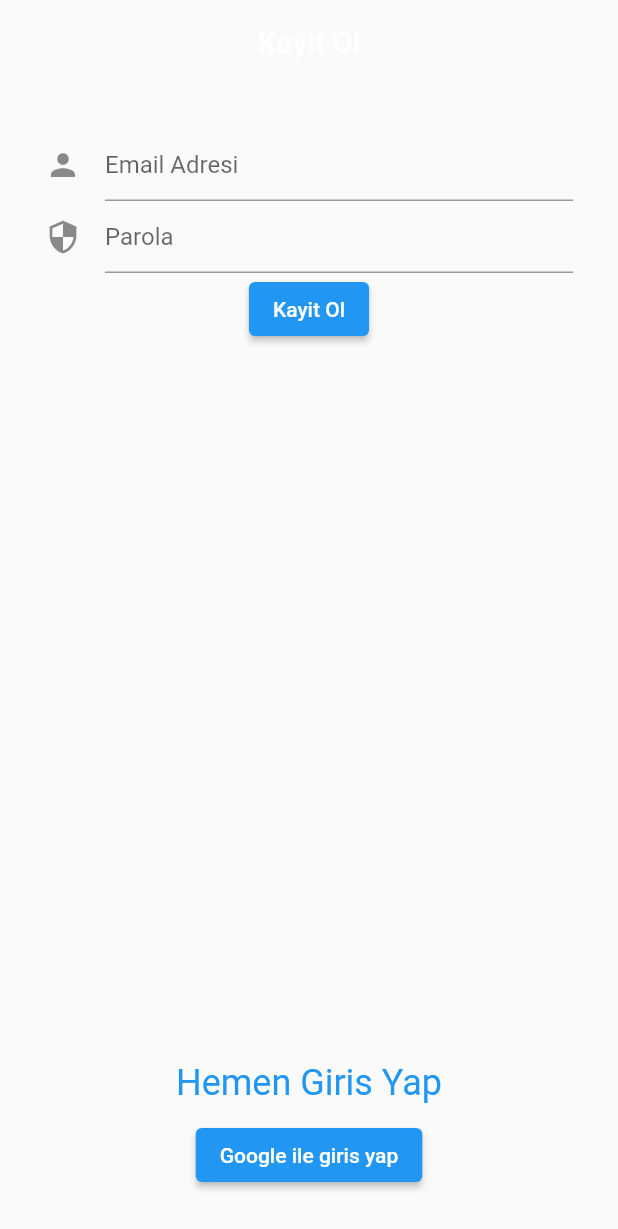
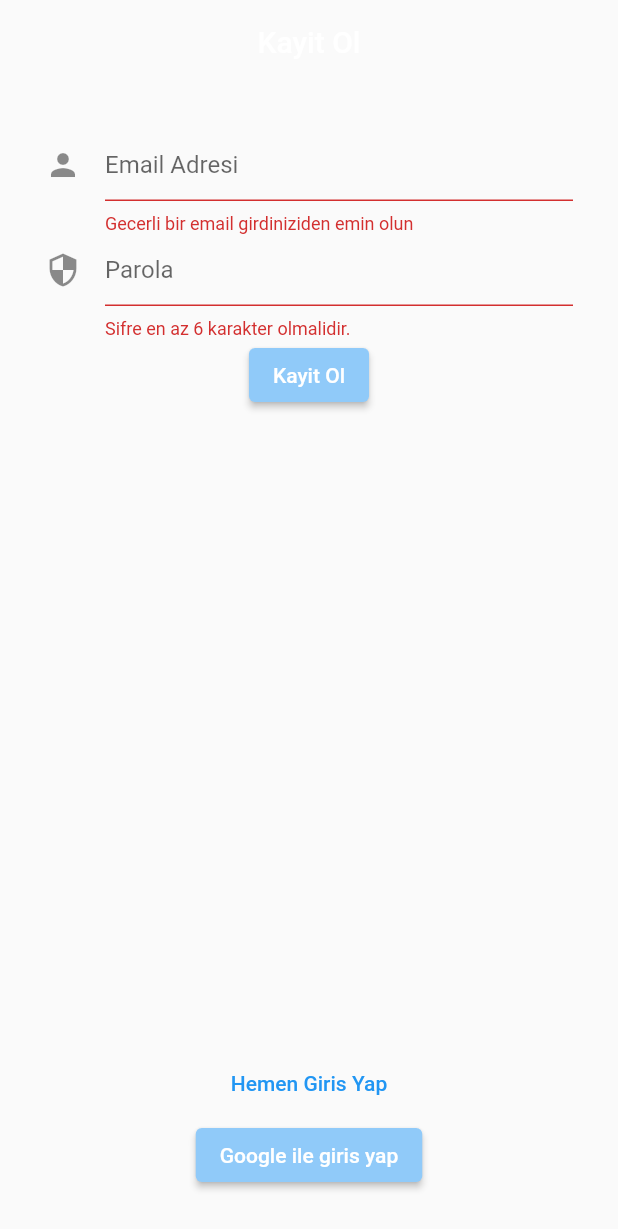
Before and after one commit to Mustafaakilll/news_demo_bloc, a Flutter app: the SignUpView screen opened directly, after a tap on "Kayit Ol", on a phone screen of 412 x 824 dp. Shown: the top 1229 px of the screen. Run offline on Flutter 3.47's test engine with Material 2 defaults, Android fonts, the phone set to English and light mode, and no system bars; our stand-ins replace bloc, dio, equatable, firebase_auth, firebase_core, flutter_bloc and 4 more; missing offline and left inert: turkish; accounts and stored records are empty; project files that could hold a hidden picture were left out.

Commit message:
Code Refactoring and a little bit documentation

```diff
--- a/lib/app_navigation_bloc/app_navigator.dart
+++ b/lib/app_navigation_bloc/app_navigator.dart
@@ -17,6 +17,8 @@ class AppNavigator extends StatelessWidget {
           pages: [
             if (state is UnknownSessionState)
               MaterialPage(child: LoadingView()),
+
+            /// IF USER NOT LOGIN YET GO TO AUTH SCREEN
             if (state is UnauthenticatedState)
               MaterialPage(
                 child: BlocProvider(
@@ -25,6 +27,8 @@ class AppNavigator extends StatelessWidget {
                   child: const AuthNavigator(),
                 ),
               ),
+
+            /// IF USER SIGNED IN GO TO NEWS SCREEN
             if (state is AuthenticatedState)
               MaterialPage(child: BottomNavBarNavigator()),
           ],
--- a/lib/authentication/auth_repository.dart
+++ b/lib/authentication/auth_repository.dart
@@ -24,7 +24,11 @@ class AuthRepository {
         throw Exception('Kullanici Bulunamadi');
       } else if (e.code == 'wrong-password') {
         throw Exception('Sifre Yanlis');
+      } else if (e.code == 'invalid-email') {
+        throw Exception('Hatali Eposta');
       }
+    } catch (e) {
+      throw Exception(e);
     }
   }
 
@@ -38,6 +42,8 @@ class AuthRepository {
         throw Exception('Zayif Parola');
       } else if (e.code == 'email-already-in-use') {
         throw Exception('Eposta Kullanimda');
+      } else if (e.code == 'invalid-email') {
+        throw Exception('Gecerli bir Eposta adresi giriniz');
       }
     } catch (err) {
       throw Exception('Hata $err');
--- a/lib/authentication/sign_up_bloc/sign_up_bloc.dart
+++ b/lib/authentication/sign_up_bloc/sign_up_bloc.dart
@@ -39,7 +39,6 @@ class SignUpBloc extends Bloc<SignUpEvent, SignUpState> {
       try {
         final user = await authRepo.signInWithGoogle();
         yield state.copyWith(formStatus: SubmissionSuccess(user));
-        appNavigationCubit.showSession();
       } on Exception catch (e) {
         yield state.copyWith(formStatus: SubmissionFailure(e));
       }
--- a/lib/authentication/sign_up_bloc/sign_up_view.dart
+++ b/lib/authentication/sign_up_bloc/sign_up_view.dart
@@ -40,17 +40,20 @@ class SignUpView extends StatelessWidget {
   }
 
   Widget _signUpForm() {
-    return BlocConsumer<SignUpBloc, SignUpState>(
+    return BlocListener<SignUpBloc, SignUpState>(
       listener: (context, state) {
         final formStatus = state.formStatus;
+
+        /// IF LOGIN FAILED SHOW ERROR ON SNACKBAR
         if (formStatus is SubmissionFailure) {
           _snackBarMessenger(formStatus.exception.toString(), context);
+
+          /// IF LOGIN SUCCESS SHOW USER EMAIL ON SNACKBAR
         } else if (formStatus is SubmissionSuccess) {
           _snackBarMessenger('Hos Geldiniz ${formStatus.user!.email}', context);
         }
       },
-      builder: (context, state) {
-        return Form(
+      child: Form(
         key: _formKey,
         child: Column(
           mainAxisAlignment: MainAxisAlignment.spaceBetween,
@@ -69,8 +72,7 @@ class SignUpView extends StatelessWidget {
             ),
           ],
         ),
-        );
-      },
+      ),
     );
   }
 
@@ -78,7 +80,7 @@ class SignUpView extends StatelessWidget {
     return BlocBuilder<SignUpBloc, SignUpState>(
       builder: (context, state) {
         return TextFormField(
-          validator: (value) => context.read<SignUpBloc>().state.isValidEmail
+          validator: (value) => state.isValidEmail
               ? null
               : 'Gecerli bir email girdiniziden emin olun',
           onChanged: (value) =>
@@ -96,7 +98,7 @@ class SignUpView extends StatelessWidget {
     return BlocBuilder<SignUpBloc, SignUpState>(
       builder: (context, state) {
         return TextFormField(
-          validator: (value) => context.read<SignUpBloc>().state.isValidPassword
+          validator: (value) => state.isValidPassword
               ? null
               : 'Sifre en az 6 karakter olmalidir.',
           onChanged: (value) =>
@@ -115,7 +117,15 @@ class SignUpView extends StatelessWidget {
     return BlocBuilder<SignUpBloc, SignUpState>(
       builder: (context, state) {
         return ElevatedButton(
-          onPressed: () => context.read<SignUpBloc>().add(SignUpSubmitted()),
+          style: ElevatedButton.styleFrom(
+            primary: Theme.of(context).backgroundColor,
+          ),
+          onPressed: () {
+            if (_formKey.currentState!.validate()) {
+              context.read<SignUpBloc>().add(SignUpSubmitted());
+              FocusScope.of(context).unfocus();
+            }
+          },
           child: const Text('Kayit Ol'),
         );
       },
@@ -127,13 +137,7 @@ class SignUpView extends StatelessWidget {
       builder: (context, state) {
         return TextButton(
           onPressed: () => context.read<AuthNavigationCubit>().showLogin(),
-          child: Text(
-            'Hemen Giris Yap',
-            style: Theme.of(context)
-                .textTheme
-                .headline5!
-                .copyWith(color: Colors.blue),
-          ),
+          child: const Text('Hemen Giris Yap'),
         );
       },
     );
@@ -144,6 +148,9 @@ class SignUpView extends StatelessWidget {
       builder: (context, state) {
         return ElevatedButton(
           onPressed: () => context.read<SignUpBloc>().add(SignInWithGoogle()),
+          style: ElevatedButton.styleFrom(
+            primary: Theme.of(context).backgroundColor,
+          ),
           child: const Text('Google ile giris yap'),
         );
       },
@@ -152,11 +159,11 @@ class SignUpView extends StatelessWidget {
 
   void _snackBarMessenger(String text, BuildContext context) {
     final snackBar = SnackBar(
-        content: Text(
-          text,
-          style: TextStyle(color: Theme.of(context).primaryColor),
-        ),
-        backgroundColor: Theme.of(context).backgroundColor);
-    ScaffoldMessenger.of(context).showSnackBar(snackBar);
+      content: Text(text),
+      behavior: SnackBarBehavior.floating,
+    );
+    ScaffoldMessenger.of(context)
+      ..hideCurrentSnackBar()
+      ..showSnackBar(snackBar);
   }
 }
--- a/lib/main.dart
+++ b/lib/main.dart
@@ -25,16 +25,17 @@ Future<void> main() async {
 }
 
 class MyApp extends StatelessWidget {
+  const MyApp({Key? key, this.isLightTheme}) : super(key: key);
+
   final isLightTheme;
 
-  const MyApp({Key? key, this.isLightTheme}) : super(key: key);
   @override
   Widget build(BuildContext context) {
     return BlocProvider(
       create: (_) =>
           ThemeBloc(ThemeRepository(isLightTheme: isLightTheme), isLightTheme),
       child: BlocBuilder<ThemeBloc, ThemeData>(
-        builder: (context, state) {
+        builder: (_, state) {
           return MaterialApp(
             title: 'Flutter Demo',
             theme: state,
--- a/lib/search_news_bloc/search_news_view.dart
+++ b/lib/search_news_bloc/search_news_view.dart
@@ -45,7 +45,7 @@ class SearchNewsPage extends StatelessWidget {
 
   PreferredSize _appBar() {
     return PreferredSize(
-      preferredSize: Size.fromHeight(AppBar().preferredSize.height),
+      preferredSize: const Size.fromHeight(kToolbarHeight),
       child: BlocBuilder<SearchNewsBloc, SearchNewsState>(
         builder: (context, state) {
           return Padding(
@@ -98,8 +98,8 @@ class SearchNewsPage extends StatelessWidget {
     );
   }
 
-  dynamic _goNewsDetail(BuildContext context, NewsArticle news) {
-    return Navigator.of(context).push(
+  void _goNewsDetail(BuildContext context, NewsArticle news) {
+    Navigator.of(context).push(
       MaterialPageRoute(
         builder: (context) => NewsDetailPage(
           news_title: news.title,
--- a/lib/settings_bloc/settings_bloc.dart
+++ b/lib/settings_bloc/settings_bloc.dart
@@ -13,8 +13,6 @@ class SettingsBloc extends Bloc<SettingsEvent, SettingsState> {
   Stream<SettingsState> mapEventToState(SettingsEvent event) async* {
     if (event is LogOutEvent) {
       appNavigationCubit.signOut();
-    } else if (event is GoDevInfo) {
-      yield DevInfoState();
     }
   }
 }
--- a/lib/settings_bloc/settings_event.dart
+++ b/lib/settings_bloc/settings_event.dart
@@ -6,8 +6,3 @@ class LogOutEvent extends SettingsEvent {
   @override
   List<Object?> get props => [];
 }
-
-class GoDevInfo extends SettingsEvent {
-  @override
-  List<Object?> get props => [];
-}
--- a/lib/settings_bloc/settings_state.dart
+++ b/lib/settings_bloc/settings_state.dart
@@ -6,8 +6,3 @@ class SettingsInitial extends SettingsState {
   @override
   List<Object?> get props => [];
 }
-
-class DevInfoState extends SettingsState {
-  @override
-  List<Object?> get props => [];
-}
--- a/lib/settings_bloc/theme_bloc/theme_bloc.dart
+++ b/lib/settings_bloc/theme_bloc/theme_bloc.dart
@@ -15,12 +15,10 @@ class ThemeBloc extends Bloc<ThemeEvent, ThemeData> {
   Stream<ThemeData> mapEventToState(ThemeEvent event) async* {
     if (event is LightThemeEvent) {
       themeRepo.isLightTheme = !themeRepo.isLightTheme;
-      debugPrint('Aydinlik Tema');
       await themeRepo.setTheme();
       yield ThemeData.light();
     }
     if (event is DarkThemeEvent) {
-      debugPrint('Karanlik Tema');
       themeRepo.isLightTheme = !themeRepo.isLightTheme;
       await themeRepo.setTheme();
       yield ThemeData.dark();
```
Also changed, not shown: lib/authentication/log_in_bloc/login_bloc.dart (+9 -0 lines), lib/authentication/log_in_bloc/login_view.dart (+40 -33 lines), lib/news_bloc/news_page.dart (+2 -21 lines), lib/settings_bloc/dev_info_page.dart (deleted, +0 -28 lines), lib/settings_bloc/settings_page.dart (+31 -44 lines), lib/utils/app_constants.dart (added, +18 -0 lines). Lines whose indentation alone changed are shown as unchanged.
